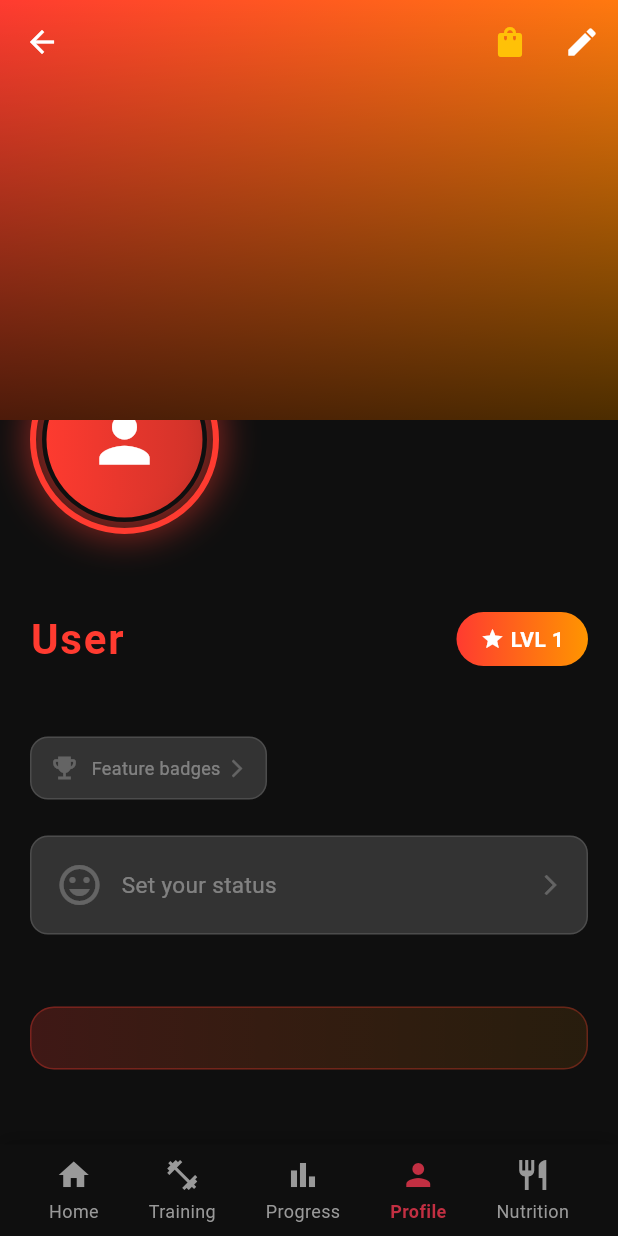
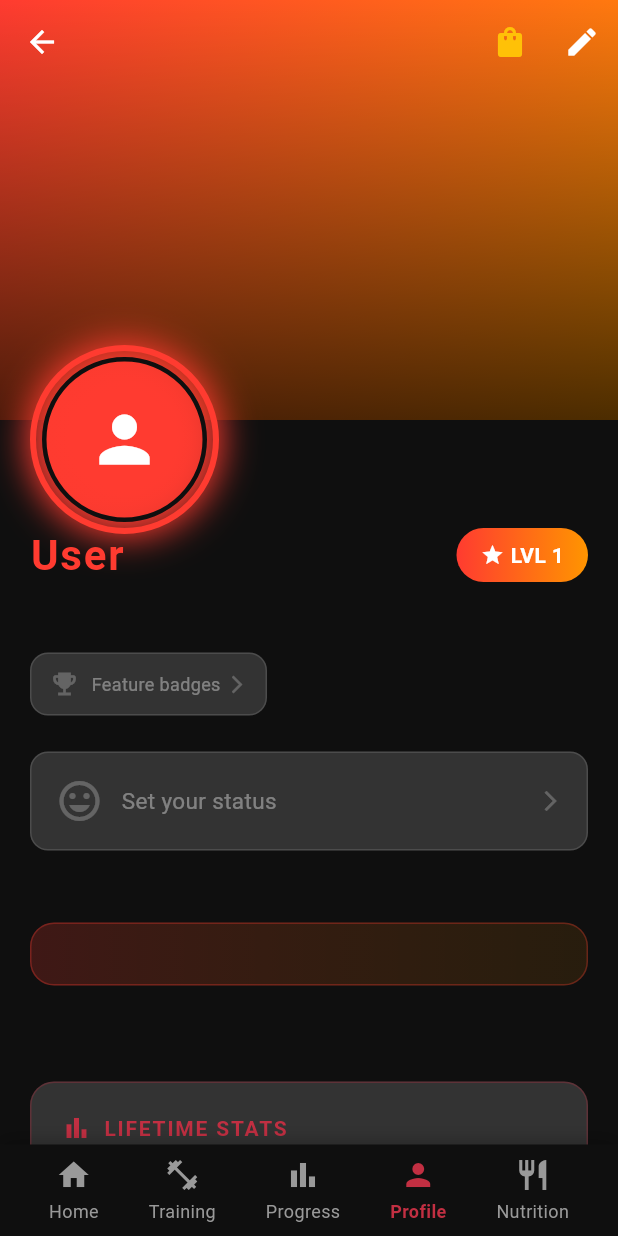
Before and after one commit to Gaburagi/MuscleMax-Main, a Flutter app: the ProfileScreenNew screen opened by its route, on a phone screen of 412 x 824 dp. Run offline on Flutter 3.47's test engine with Material 3 defaults, Android fonts, the phone set to English and light mode, and no system bars; our stand-ins replace confetti, email_validator, fl_chart, flutter_markdown, flutter_svg, go_router and 8 more; accounts and stored records are empty; Roboto replaces fonts that are missing (Bebas Neue); project files that could hold a hidden picture were left out.

Commit message:
refactor: profile page stack structure

```diff
--- a/lib/screens/profile_screen_new.dart
+++ b/lib/screens/profile_screen_new.dart
@@ -20,11 +20,24 @@ class ProfileScreenNew extends StatefulWidget {
 
 class _ProfileScreenNewState extends State<ProfileScreenNew> {
   final PageController _coverPageController = PageController();
+  final ScrollController _scrollController = ScrollController();
   int _currentCoverIndex = 0;
+  double _scrollOffset = 0.0;
+
+  @override
+  void initState() {
+    super.initState();
+    _scrollController.addListener(() {
+      setState(() {
+        _scrollOffset = _scrollController.offset;
+      });
+    });
+  }
 
   @override
   void dispose() {
     _coverPageController.dispose();
+    _scrollController.dispose();
     super.dispose();
   }
 
@@ -41,12 +54,15 @@ class _ProfileScreenNewState extends State<ProfileScreenNew> {
 
     return Scaffold(
       backgroundColor: AppColors.backgroundDark,
-      body: CustomScrollView(
-        slivers: [
+      body: Stack(
+        children: [
+          CustomScrollView(
+            controller: _scrollController,
+            slivers: [
               // Cover Photos (Telegram-style swipeable)
               SliverAppBar(
             expandedHeight: 280,
-            pinned: true,
+            pinned: false,
             backgroundColor: AppColors.backgroundCard,
             leading: IconButton(
               icon: const Icon(Icons.arrow_back, color: Colors.white),
@@ -155,14 +171,8 @@ class _ProfileScreenNewState extends State<ProfileScreenNew> {
             child: Column(
               crossAxisAlignment: CrossAxisAlignment.start,
               children: [
-                // Profile Picture - overlaps cover photo (Facebook style)
-                Transform.translate(
-                  offset: const Offset(0, -50),
-                  child: Padding(
-                    padding: const EdgeInsets.only(left: 20),
-                    child: _buildProfilePicture(user, theme),
-                  ),
-                ),
+                // Spacer for profile picture
+                const SizedBox(height: 70),
 
                 // Name and info section
                 Padding(
@@ -388,6 +398,17 @@ class _ProfileScreenNewState extends State<ProfileScreenNew> {
           ),
         ],
       ),
+
+      // Profile Picture - positioned absolutely above all content, scrolls with content
+      Positioned(
+        top: 230 - _scrollOffset, // Moves with scroll
+        left: 20,
+        child: IgnorePointer(
+          child: _buildProfilePicture(user, theme),
+        ),
+      ),
+    ],
+  ),
       bottomNavigationBar: _buildBottomNav(context),
     );
   }
@@ -401,7 +422,7 @@ class _ProfileScreenNewState extends State<ProfileScreenNew> {
       decoration: BoxDecoration(
         shape: BoxShape.circle,
         gradient: frameColor != null
-            ? LinearGradient(colors: [frameColor, frameColor.withOpacity(0.6)])
+            ? LinearGradient(colors: [frameColor])
             : null,
         border: Border.all(
           color: frameColor ?? primaryColor,
@@ -409,7 +430,7 @@ class _ProfileScreenNewState extends State<ProfileScreenNew> {
         ),
         boxShadow: [
           BoxShadow(
-            color: (frameColor ?? primaryColor).withOpacity(0.5),
+            color: (frameColor ?? primaryColor),
             blurRadius: 20,
             spreadRadius: 2,
           ),
```
